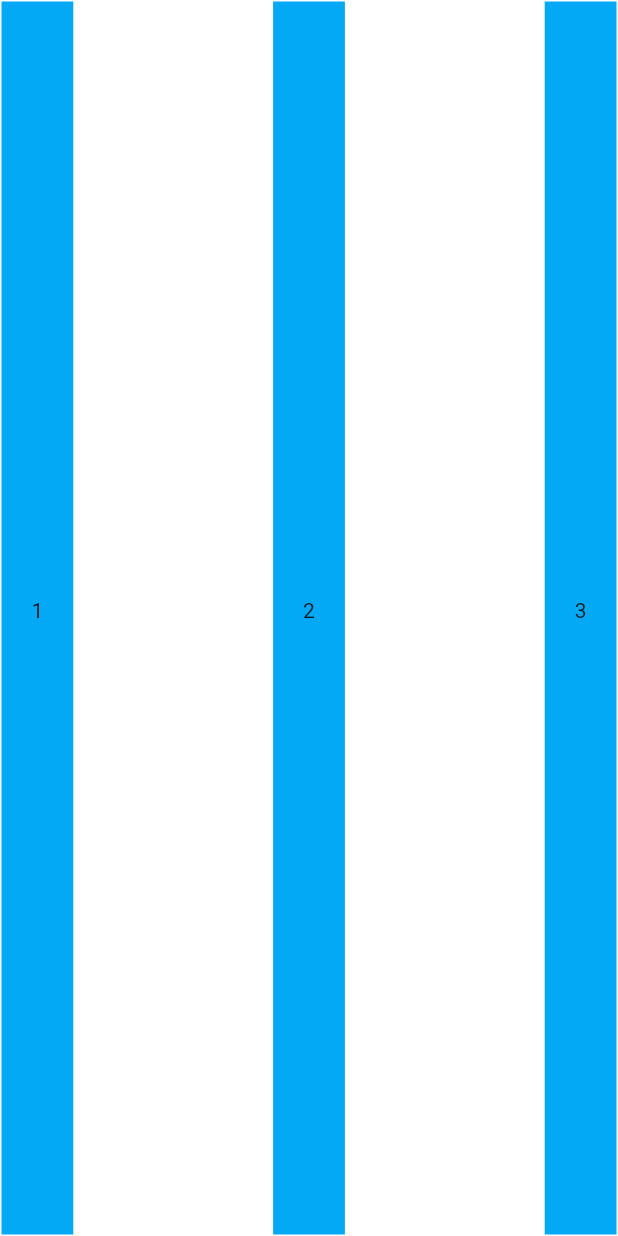
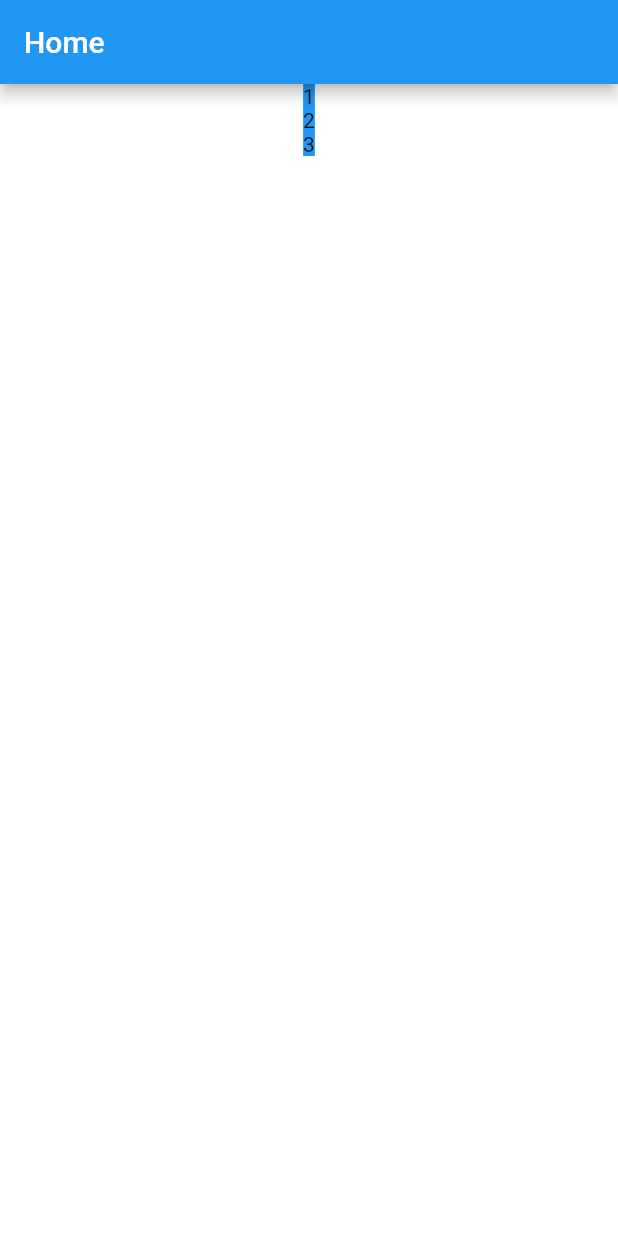
Before and after one commit to jethro91/flutterlearn, a Flutter app: the screen it shows after launch, on a phone screen of 412 x 824 dp. Run offline on Flutter 3.47's test engine with Material 2 defaults, Android fonts, the phone set to English and light mode, and no system bars.

Commit message:
[NAMA FITUR] Keterangan

```diff
--- a/lib/main.dart
+++ b/lib/main.dart
@@ -1,15 +1,13 @@
 import 'package:flutter/material.dart';
-import './layout/DenganNavigasi.dart';
-import './layout/TanpaNavigasi.dart';
-import 'package:flutterlearn/Colum.dart';
-import './Row.dart';
 
-// import './myHome.dart';
-// import './Row.dart';
-// import './Colum.dart';
 void main() => runApp(MyApp());
 
-class MyApp extends StatelessWidget {
+class MyApp extends StatefulWidget {
+  @override
+  _MyAppState createState() => _MyAppState();
+}
+
+class _MyAppState extends State<MyApp> {
   @override
   Widget build(BuildContext context) {
     return MaterialApp(
@@ -17,8 +15,33 @@ class MyApp extends StatelessWidget {
       theme: ThemeData(
         primarySwatch: Colors.blue,
       ),
-      home: TanpaNavigasi(
-        isiLayout: RowContainer(),
+      home: Scaffold(
+        appBar: AppBar(
+          title: Text("Home"),
+        ),
+        body: Container(
+          color: Colors.white,
+          width: double.infinity,
+          height: double.infinity,
+          margin: EdgeInsets.all(0),
+          padding: EdgeInsets.fromLTRB(0, 0, 0, 0),
+          child: Column(
+            children: <Widget>[
+              Container(
+                color: Colors.blue,
+                child: Text("1"),
+              ),
+              Container(
+                color: Colors.blue,
+                child: Text("2"),
+              ),
+              Container(
+                color: Colors.blue,
+                child: Text("3"),
+              ),
+            ],
+          ),
+        ),
       ),
     );
   }
--- /dev/null
+++ b/lib/mainOld.dart
@@ -0,0 +1,25 @@
+import 'package:flutter/material.dart';
+import './layout/DenganNavigasi.dart';
+import './layout/TanpaNavigasi.dart';
+import 'package:flutterlearn/Colum.dart';
+import './Row.dart';
+
+// import './myHome.dart';
+// import './Row.dart';
+// import './Colum.dart';
+void main() => runApp(MyApp());
+
+class MyApp extends StatelessWidget {
+  @override
+  Widget build(BuildContext context) {
+    return MaterialApp(
+      title: 'Flutter Demo',
+      theme: ThemeData(
+        primarySwatch: Colors.blue,
+      ),
+      home: TanpaNavigasi(
+        isiLayout: RowContainer(),
+      ),
+    );
+  }
+}
```
